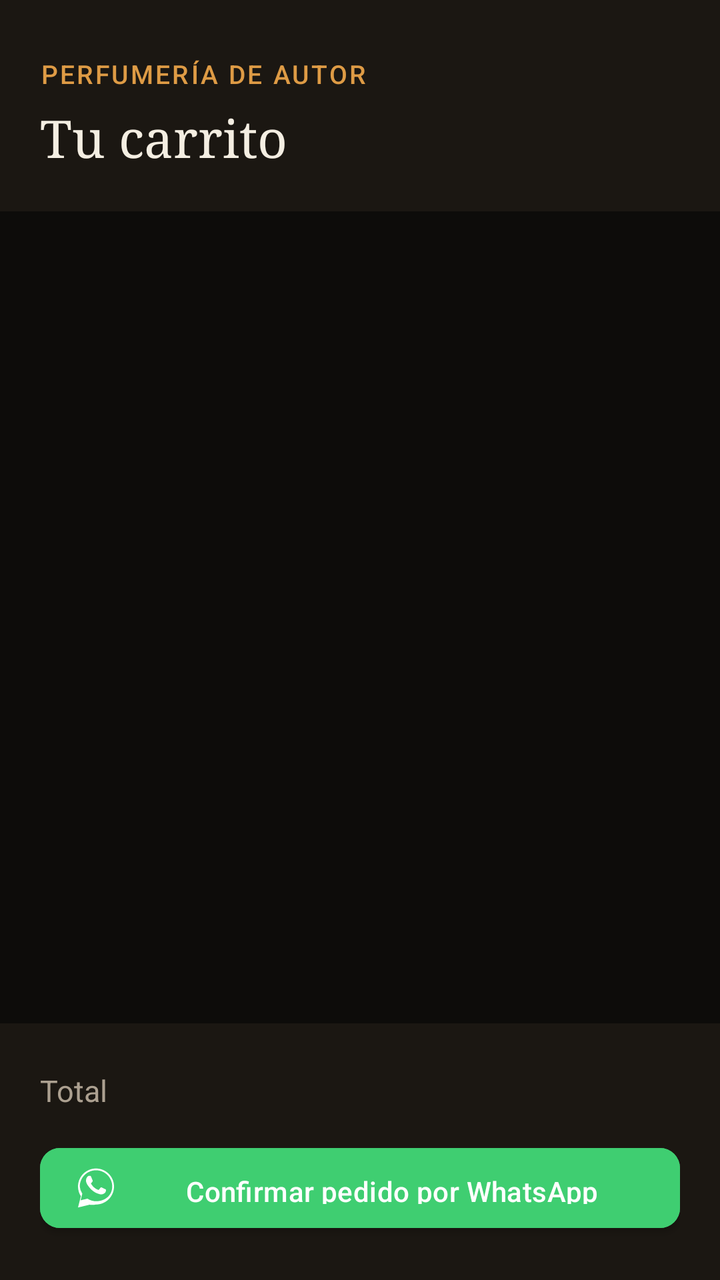
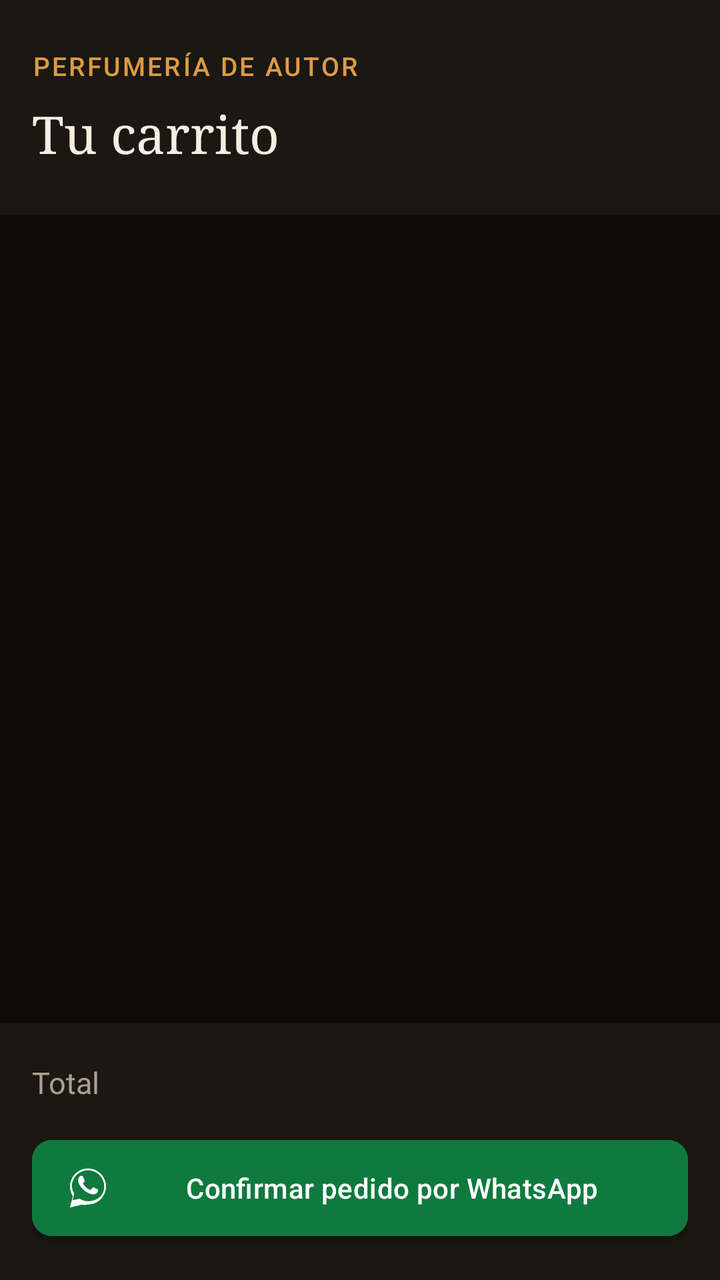

Compare the two renders of this Android layout. The source of the first and the diff that turns it into the second are given below.
<!-- AndroidManifest.xml: application theme Theme.RFragancias -->
<!-- res/layout/fragment_carrito.xml -->
<?xml version="1.0" encoding="utf-8"?>
<RelativeLayout xmlns:android="http://schemas.android.com/apk/res/android"
    xmlns:app="http://schemas.android.com/apk/res-auto"
    android:layout_width="match_parent"
    android:layout_height="match_parent"
    android:background="@color/bg">

    <LinearLayout
        android:id="@+id/encabezado_carrito"
        android:layout_width="match_parent"
        android:layout_height="wrap_content"
        android:orientation="vertical"
        android:background="@color/surface"
        android:paddingHorizontal="@dimen/padding_screen"
        android:paddingTop="28dp"
        android:paddingBottom="20dp">

        <TextView
            android:layout_width="wrap_content"
            android:layout_height="wrap_content"
            android:text="@string/eyebrow_catalogo"
            style="@style/TextEyebrow" />

        <TextView
            android:layout_width="match_parent"
            android:layout_height="wrap_content"
            android:layout_marginTop="6dp"
            android:text="@string/titulo_carrito"
            android:textSize="26sp"
            style="@style/TextDisplay" />
    </LinearLayout>

    <androidx.recyclerview.widget.RecyclerView
        android:id="@+id/recycler_carrito"
        android:layout_width="match_parent"
        android:layout_height="wrap_content"
        android:layout_below="@id/encabezado_carrito"
        android:layout_above="@id/contenedor_total"
        android:paddingTop="@dimen/spacing_md"
        android:clipToPadding="false" />

    <TextView
        android:id="@+id/texto_carrito_vacio"
        android:layout_width="match_parent"
        android:layout_height="wrap_content"
        android:layout_centerInParent="true"
        android:gravity="center"
        android:paddingHorizontal="@dimen/padding_screen"
        android:text="@string/carrito_vacio"
        android:visibility="gone"
        style="@style/TextBodyMuted" />

    <LinearLayout
        android:id="@+id/contenedor_total"
        android:layout_width="match_parent"
        android:layout_height="wrap_content"
        android:layout_alignParentBottom="true"
        android:orientation="vertical"
        android:background="@color/surface"
        android:padding="@dimen/padding_screen">

        <LinearLayout
            android:layout_width="match_parent"
            android:layout_height="wrap_content"
            android:orientation="horizontal"
            android:layout_marginBottom="12dp">

            <TextView
                android:layout_width="0dp"
                android:layout_height="wrap_content"
                android:layout_weight="1"
                android:text="@string/carrito_total"
                android:textColor="@color/text_muted"
                android:textSize="15sp" />

            <TextView
                android:id="@+id/texto_total_carrito"
                android:layout_width="wrap_content"
                android:layout_height="wrap_content"
                android:textColor="@color/text_primary"
                android:textSize="18sp"
                android:textStyle="bold" />
        </LinearLayout>

        <com.google.android.material.button.MaterialButton
            android:id="@+id/btn_confirmar_pedido"
            android:layout_width="match_parent"
            android:layout_height="52dp"
            android:backgroundTint="@color/whatsapp"
            android:text="@string/btn_confirmar_pedido"
            android:textColor="@color/white"
            app:icon="@drawable/ic_whatsapp"
            app:iconTint="@color/white" />

    </LinearLayout>

</RelativeLayout>
<!-- resources referenced by this layout -->
<resources>
  <color name="bg">#0D0C0A</color>
  <color name="surface">#1B1712</color>
  <color name="text_muted">#ACA090</color>
  <color name="text_primary">#F4EEE2</color>
  <color name="whatsapp">#3FCE71</color>
  <color name="white">#FFFFFF</color>
  <dimen name="padding_screen">20dp</dimen>
  <dimen name="spacing_md">16dp</dimen>
  <string name="btn_confirmar_pedido">Confirmar pedido por WhatsApp</string>
  <string name="carrito_total">Total</string>
  <string name="carrito_vacio">Todavía no has agregado perfumes a tu carrito.</string>
  <string name="eyebrow_catalogo">Perfumería de autor</string>
  <string name="titulo_carrito">Tu carrito</string>
  <style name="TextBodyMuted">
          <item name="android:textColor">@color/text_muted</item>
          <item name="android:textSize">14sp</item>
      </style>
  <style name="TextDisplay">
          <item name="android:textColor">@color/text_primary</item>
          <item name="android:fontFamily">serif</item>
          <item name="android:textSize">26sp</item>
          <item name="android:textStyle">normal</item>
      </style>
  <style name="TextEyebrow">
          <item name="android:textColor">@color/primary</item>
          <item name="android:textSize">13sp</item>
          <item name="android:letterSpacing">0.08</item>
          <item name="android:textAllCaps">true</item>
          <item name="android:fontFamily">sans-serif-medium</item>
      </style>
  <style name="Theme.RFragancias" parent="Theme.MaterialComponents.DayNight.NoActionBar">
          <item name="colorPrimary">@color/primary</item>
          <item name="colorPrimaryDark">@color/bg</item>
          <item name="colorAccent">@color/primary</item>
          <item name="colorSurface">@color/surface</item>
          <item name="colorOnSurface">@color/text_primary</item>
          <item name="colorOnPrimary">@color/bg</item>
          <item name="android:windowBackground">@color/bg</item>
          <item name="android:statusBarColor">@color/bg</item>
          <item name="android:navigationBarColor">@color/bg</item>
          <item name="android:windowLightStatusBar" tools:targetApi="m">false</item>
          <item name="android:textColorPrimary">@color/text_primary</item>
          <item name="android:textColorSecondary">@color/text_muted</item>
          <item name="materialButtonStyle">@style/Widget.RFragancias.Button</item>
          <item name="editTextStyle">@style/Widget.RFragancias.EditText</item>
          <item name="textInputStyle">@style/Widget.RFragancias.TextInputLayout</item>
      </style>
  <color name="primary">#DE9B45</color>
  <style name="Widget.RFragancias.EditText" parent="Widget.AppCompat.EditText">
          <item name="android:textColor">@color/text_primary</item>
          <item name="android:textColorHint">@color/text_muted</item>
      </style>
  <style name="Widget.RFragancias.TextInputLayout" parent="Widget.MaterialComponents.TextInputLayout.OutlinedBox">
          <item name="boxStrokeColor">@color/border</item>
          <item name="hintTextColor">@color/primary</item>
          <item name="android:textColorHint">@color/text_muted</item>
          <item name="boxCornerRadiusTopStart">10dp</item>
          <item name="boxCornerRadiusTopEnd">10dp</item>
          <item name="boxCornerRadiusBottomStart">10dp</item>
          <item name="boxCornerRadiusBottomEnd">10dp</item>
      </style>
  <color name="border">#2C2620</color>
  <!-- unchanged entries left out for length: 2 -->
</resources>

<!-- the commit's change to res/layout/fragment_carrito.xml (unified diff, before → after) -->
@@ -12,8 +12,8 @@
         android:orientation="vertical"
         android:background="@color/surface"
         android:paddingHorizontal="@dimen/padding_screen"
-        android:paddingTop="28dp"
-        android:paddingBottom="20dp">
+        android:paddingTop="24dp"
+        android:paddingBottom="24dp">
 
         <TextView
             android:layout_width="wrap_content"
@@ -24,7 +24,7 @@
         <TextView
             android:layout_width="match_parent"
             android:layout_height="wrap_content"
-            android:layout_marginTop="6dp"
+            android:layout_marginTop="8dp"
             android:text="@string/titulo_carrito"
             android:textSize="26sp"
             style="@style/TextDisplay" />
@@ -85,7 +85,8 @@
         <com.google.android.material.button.MaterialButton
             android:id="@+id/btn_confirmar_pedido"
             android:layout_width="match_parent"
-            android:layout_height="52dp"
+            android:layout_height="wrap_content"
+                android:minHeight="52dp"
             android:backgroundTint="@color/whatsapp"
             android:text="@string/btn_confirmar_pedido"
             android:textColor="@color/white"
<!-- resource entries referenced after the edit -->
@@ -4,9 +4,9 @@
   <color name="surface">#1B1712</color>
   <color name="text_muted">#ACA090</color>
   <color name="text_primary">#F4EEE2</color>
-  <color name="whatsapp">#3FCE71</color>
+  <color name="whatsapp">#0F7A3E</color>
   <color name="white">#FFFFFF</color>
-  <dimen name="padding_screen">20dp</dimen>
+  <dimen name="padding_screen">16dp</dimen>
   <dimen name="spacing_md">16dp</dimen>
   <string name="btn_confirmar_pedido">Confirmar pedido por WhatsApp</string>
   <string name="carrito_total">Total</string>
@@ -37,6 +37,8 @@
           <item name="colorSurface">@color/surface</item>
           <item name="colorOnSurface">@color/text_primary</item>
           <item name="colorOnPrimary">@color/bg</item>
+          <item name="colorError">@color/error</item>
+          <item name="colorOnError">@color/bg</item>
           <item name="android:windowBackground">@color/bg</item>
           <item name="android:statusBarColor">@color/bg</item>
           <item name="android:navigationBarColor">@color/bg</item>
@@ -48,12 +50,16 @@
           <item name="textInputStyle">@style/Widget.RFragancias.TextInputLayout</item>
       </style>
   <color name="primary">#DE9B45</color>
+  <color name="error">#E08A72</color>
   <style name="Widget.RFragancias.EditText" parent="Widget.AppCompat.EditText">
           <item name="android:textColor">@color/text_primary</item>
           <item name="android:textColorHint">@color/text_muted</item>
       </style>
   <style name="Widget.RFragancias.TextInputLayout" parent="Widget.MaterialComponents.TextInputLayout.OutlinedBox">
-          <item name="boxStrokeColor">@color/border</item>
+          <item name="boxStrokeColor">@color/input_stroke</item>
+          <item name="boxStrokeErrorColor">@color/error</item>
+          <item name="errorTextColor">@color/error</item>
+          <item name="errorIconTint">@color/error</item>
           <item name="hintTextColor">@color/primary</item>
           <item name="android:textColorHint">@color/text_muted</item>
           <item name="boxCornerRadiusTopStart">10dp</item>
@@ -61,7 +67,6 @@
           <item name="boxCornerRadiusBottomStart">10dp</item>
           <item name="boxCornerRadiusBottomEnd">10dp</item>
       </style>
-  <color name="border">#2C2620</color>
   <!-- unchanged entries left out for length: 2 -->
 </resources>
 
